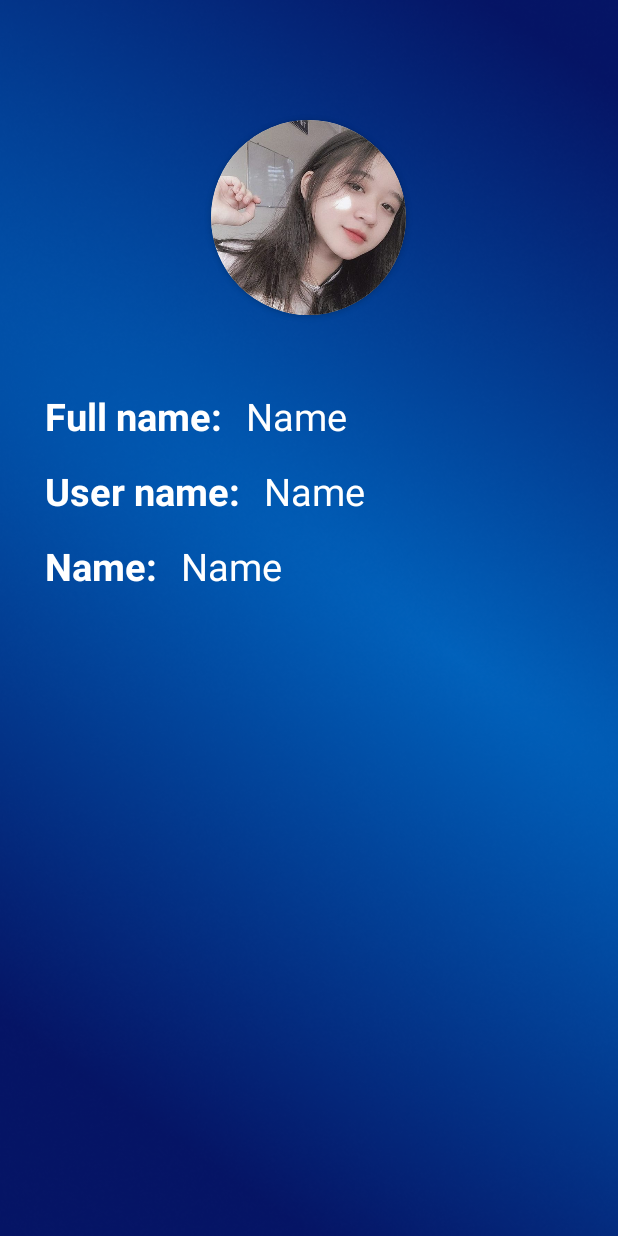
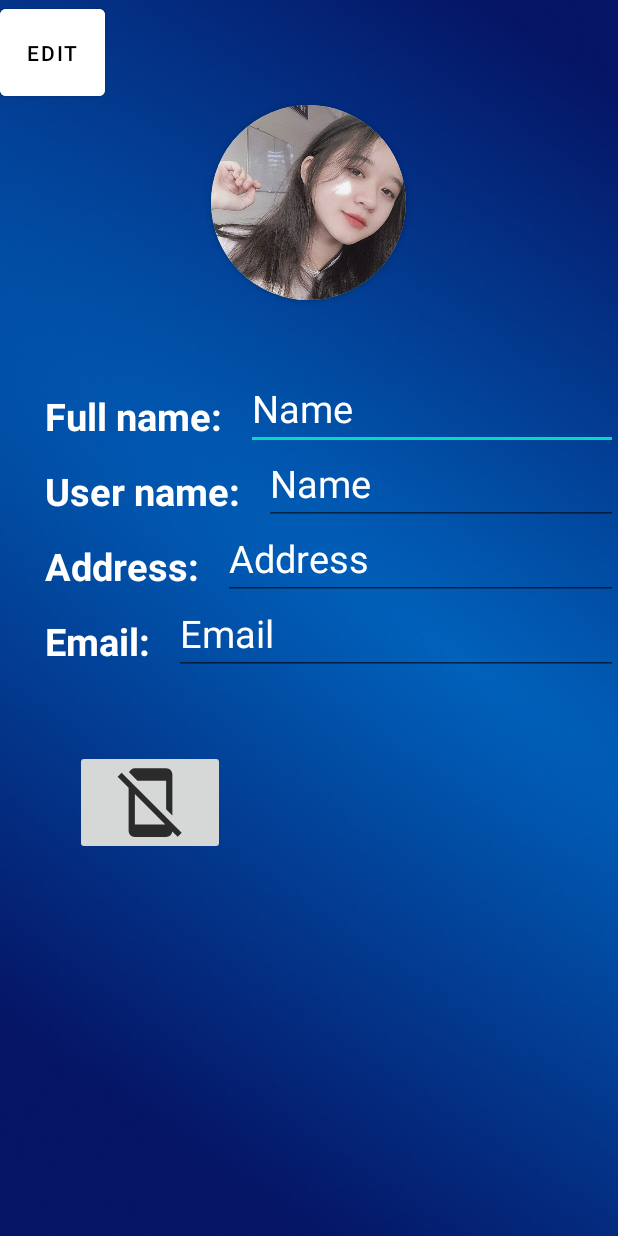
Before and after one commit to thuylinhptit/ChatAppJava, an Android app: the TaiWatchProfile screen opened directly, with no data from a screen before it, on a phone screen of 412 x 824 dp. Run offline under Robolectric (Android 15) with nearby library versions, the phone set to English and light mode, and no system bars; 1 statement that could not run was skipped.

Commit message:
add create room, logout, editprofile

```diff
--- a/app/src/main/java/com/example/testTai/TaiChatSceneActivity.java
+++ b/app/src/main/java/com/example/testTai/TaiChatSceneActivity.java
@@ -105,7 +105,7 @@ public class TaiChatSceneActivity extends AppCompatActivity {
         new Thread(new Runnable() {
             @Override
             public void run() {
-                while (HomeController.getInstance().isRunning()) {
+                while (HomeController.getInstance() != null && HomeController.getInstance().isRunning()) {
 
                     try {
                         Thread.sleep(1000);
--- a/app/src/main/java/com/example/testTai/TaiFriendRequestActivtity.java
+++ b/app/src/main/java/com/example/testTai/TaiFriendRequestActivtity.java
@@ -77,7 +77,7 @@ public class TaiFriendRequestActivtity extends AppCompatActivity implements ICli
         new Thread(new Runnable() {
             @Override
             public void run() {
-                while(HomeController.getInstance().isRunning()) {
+                while(HomeController.getInstance() != null && HomeController.getInstance().isRunning()) {
                     HomeController.getInstance().sendData(new ObjectWrapper(SocketCurrent.instance.getClient().getId(), ConnectionType.GETFRIENDREQUEST));
                     System.out.println("Send Request get all friendRequest");
                     try {
--- a/app/src/main/java/com/example/testTai/TaiFriendScene.java
+++ b/app/src/main/java/com/example/testTai/TaiFriendScene.java
@@ -71,7 +71,7 @@ public class TaiFriendScene extends AppCompatActivity implements IClickItem {
         new Thread(new Runnable() {
             @Override
             public void run() {
-                while (HomeController.getInstance().isRunning()) {
+                while (HomeController.getInstance() != null && HomeController.getInstance().isRunning()) {
                     if (canRequest)
                         HomeController.getInstance().sendData(new ObjectWrapper(SocketCurrent.instance.getClient().getId(), ConnectionType.GETFRIEND));
                     try {
--- a/app/src/main/java/com/example/testTai/TaiWatchProfile.java
+++ b/app/src/main/java/com/example/testTai/TaiWatchProfile.java
@@ -2,10 +2,14 @@ package com.example.testTai;
 
 import androidx.appcompat.app.AppCompatActivity;
 
+import android.app.Activity;
 import android.content.Intent;
 import android.os.Bundle;
 import android.view.View;
+import android.widget.Button;
+import android.widget.EditText;
 import android.widget.ImageButton;
+import android.widget.LinearLayout;
 import android.widget.TextView;
 
 import com.example.chatapp2.R;
@@ -15,12 +19,16 @@ import com.example.controller.SocketCurrent;
 
 import java.io.Serializable;
 
+import model.ConnectionType;
+import model.ObjectWrapper;
 import model.User;
 
 public class TaiWatchProfile extends AppCompatActivity {
 
-    TextView fullname, address, username;
+    EditText fullname, address, username, mail;
     ImageButton logoutBtn;
+    Button edit_accept, edit_decline, editProfile;
+    LinearLayout groupedit;
     @Override
     protected void onCreate(Bundle savedInstanceState) {
         super.onCreate(savedInstanceState);
@@ -30,32 +38,112 @@ public class TaiWatchProfile extends AppCompatActivity {
     }
 
     private void init() {
+
         fullname = findViewById(R.id.profile_fullname_id);
         address = findViewById(R.id.profile_address_id);
         username = findViewById(R.id.profile_username_id);
-//        logoutBtn = findViewById(R.id.profile_logout_btn);
+        mail = findViewById(R.id.profile_email_id);
+
+        username.setClickable(false);
+        fullname.setClickable(false);
+        address.setClickable(false);
+        mail.setClickable(false);
+
+        edit_decline = findViewById(R.id.profile_edit_decline_btn);
+        edit_accept = findViewById(R.id.profile_edit_accept_btn);
+        editProfile = findViewById(R.id.profile_edit_btn);
+        logoutBtn = findViewById(R.id.profile_logout_btn);
+        groupedit = findViewById(R.id.groupEditProfile);
         Intent i = getIntent();
         User u = (User)i.getSerializableExtra("user");
         if (u != null) {
             fullname.setText(u.getFullName());
             address.setText(u.getAddress());
             username.setText(u.getUsername());
+            mail.setText(u.getEmail());
         }
 
-//        if (u.getId() != SocketCurrent.instance.getClient().getId()) {
-//            logoutBtn.setVisibility(View.GONE);
-//        }else {
-//            logoutBtn.setOnClickListener(new View.OnClickListener() {
-//                @Override
-//                public void onClick(View v) {
-//                    Intent i = new Intent(TaiWatchProfile.this, SplashScreen.class);
-//                    HomeController.getInstance().setRunning(false);
-//                    SocketCurrent.instance.logOut();
-//                    startActivity(i);
-//                    finish();
-//                }
-//            });
-//        }
+        if (u.getId() != SocketCurrent.instance.getClient().getId()) {
+            logoutBtn.setVisibility(View.GONE);
+            groupedit.setVisibility(View.GONE);
+            editProfile.setVisibility(View.GONE);
+
+        }else {
+            logoutBtn.setVisibility(View.VISIBLE);
+            groupedit.setVisibility(View.GONE);
+            editProfile.setVisibility(View.VISIBLE);
+            logoutBtn.setOnClickListener(new View.OnClickListener() {
+                @Override
+                public void onClick(View v) {
+                    Intent i = new Intent(TaiWatchProfile.this, SplashScreen.class);
+                    HomeController.getInstance().setRunning(false);
+                    for (ObjectWrapper ob : HomeController.getInstance().getListTaskRunning()) {
+                        if (ob.getData() != null) {
+                            if (ob.getData() instanceof Activity) {
+                                ((Activity)ob.getData()).finish();
+                            }
+                        }
+                    }
+                    HomeController.getInstance().logOut();
+                    SocketCurrent.instance.logOut();
+                    startActivity(i);
+                    finish();
+                }
+            });
+
+            editProfile.setOnClickListener(new View.OnClickListener() {
+                @Override
+                public void onClick(View v) {
+                    logoutBtn.setVisibility(View.GONE);
+                    groupedit.setVisibility(View.VISIBLE);
+                    editProfile.setVisibility(View.GONE);
+                    fullname.setClickable(true);
+                    address.setClickable(true);
+                    mail.setClickable(true);
+                }
+            });
+
+            edit_accept.setOnClickListener(new View.OnClickListener() {
+                @Override
+                public void onClick(View v) {
+                    User u = SocketCurrent.instance.getClient();
+                    u.setFullName(fullname.getText().toString());
+                    u.setAddress(address.getText().toString());
+                    u.setEmail(mail.getText().toString());
+                    SocketCurrent.instance.setClient(u);
+
+                    ObjectWrapper objectWrapper = new ObjectWrapper(u, ConnectionType.EDITPROFILE);
+                    HomeController.getInstance().sendData(objectWrapper);
+                    System.out.println("Send Request Edit Profile");
+                    fullname.setClickable(false);
+                    address.setClickable(false);
+                    mail.setClickable(false);
+                    logoutBtn.setVisibility(View.VISIBLE);
+                    groupedit.setVisibility(View.GONE);
+                    editProfile.setVisibility(View.VISIBLE);
+                }
+            });
+
+            edit_decline.setOnClickListener(new View.OnClickListener() {
+                @Override
+                public void onClick(View v) {
+                    User u = SocketCurrent.instance.getClient();
+
+                    fullname.setText(u.getFullName());
+                    address.setText(u.getAddress());
+                    username.setText(u.getUsername());
+                    mail.setText(u.getEmail());
+
+                    fullname.setClickable(false);
+                    address.setClickable(false);
+                    mail.setClickable(false);
+
+                    logoutBtn.setVisibility(View.VISIBLE);
+                    groupedit.setVisibility(View.GONE);
+                    editProfile.setVisibility(View.VISIBLE);
+                }
+            });
+        }
 
     }
     @Override
--- /dev/null
+++ b/app/src/main/res/drawable/ic_baseline_like.xml
@@ -0,0 +1,5 @@
+<vector android:height="24dp" android:tint="#FFFFFF"
+    android:viewportHeight="24" android:viewportWidth="24"
+    android:width="24dp" xmlns:android="http://schemas.android.com/apk/res/android">
+    <path android:fillColor="@android:color/white" android:pathData="M1,21h4L5,9L1,9v12zM23,10c0,-1.1 -0.9,-2 -2,-2h-6.31l0.95,-4.57 0.03,-0.32c0,-0.41 -0.17,-0.79 -0.44,-1.06L14.17,1 7.59,7.59C7.22,7.95 7,8.45 7,9v10c0,1.1 0.9,2 2,2h9c0.83,0 1.54,-0.5 1.84,-1.22l3.02,-7.05c0.09,-0.23 0.14,-0.47 0.14,-0.73v-2z"/>
+</vector>
--- a/app/src/main/res/layout/activity_tai_watch_profile.xml
+++ b/app/src/main/res/layout/activity_tai_watch_profile.xml
@@ -8,13 +8,23 @@
     android:background="@drawable/background"
     tools:context="com.example.testTai.TaiWatchProfile">
 
+
+    <Button
+        android:layout_width="70dp"
+        android:layout_height="70dp"
+        android:id="@+id/profile_edit_btn"
+        android:text="Edit"
+        android:textColor="@color/black"
+        android:backgroundTint="@color/white"
+        />
         <androidx.cardview.widget.CardView
+            android:layout_below="@+id/profile_edit_btn"
             android:id="@+id/getImage"
             android:layout_width="130dp"
             android:layout_height="130dp"
             android:layout_centerHorizontal="true"
             app:cardCornerRadius="130dp"
-            android:layout_marginTop="80dp"
+            android:layout_marginTop="0dp"
             >
 
             <ImageView
@@ -43,7 +53,7 @@
                 android:textColor="@color/white"
                 android:id="@+id/fullname"/>
 
-            <TextView
+            <EditText
                 android:layout_width="match_parent"
                 android:layout_height="50dp"
                 android:layout_marginLeft="10dp"
@@ -70,17 +80,19 @@
                 android:textColor="@color/white"
                 android:id="@+id/username"/>
 
-            <TextView
+            <EditText
                 android:layout_width="match_parent"
                 android:layout_height="50dp"
                 android:textSize="25dp"
                 android:text="Name"
+                android:editable="false"
                 android:layout_marginLeft="10dp"
                 android:textColor="@color/white"
                 android:id="@+id/profile_username_id"/>
         </LinearLayout>
 
         <LinearLayout
+            android:id="@+id/textAddress"
             android:layout_width="match_parent"
             android:layout_height="wrap_content"
             android:layout_below="@+id/textUsername"
@@ -91,20 +103,79 @@
                 android:layout_width="wrap_content"
                 android:layout_height="50dp"
                 android:textSize="25dp"
-                android:text="Name: "
+                android:text="Address: "
                 android:textStyle="bold"
-                android:textColor="@color/white"
-                android:id="@+id/name"/>
+                android:textColor="@color/white"/>
 
-            <TextView
+            <EditText
                 android:layout_width="match_parent"
                 android:layout_height="50dp"
                 android:textSize="25dp"
-                android:text="Name"
+                android:text="Address"
                 android:layout_marginLeft="10dp"
                 android:textColor="@color/white"
                 android:id="@+id/profile_address_id"/>
+
         </LinearLayout>
+    <LinearLayout
+        android:id="@+id/textEmail"
+        android:layout_width="match_parent"
+        android:layout_height="wrap_content"
+        android:layout_below="@+id/textAddress"
+        android:layout_marginLeft="30dp"
+        android:orientation="horizontal">
+
+        <TextView
+            android:layout_width="wrap_content"
+            android:layout_height="50dp"
+            android:textSize="25dp"
+            android:text="Email: "
+            android:textStyle="bold"
+            android:textColor="@color/white"
+            android:id="@+id/name"/>
+
+        <EditText
+            android:layout_width="match_parent"
+            android:layout_height="50dp"
+            android:textSize="25dp"
+            android:text="Email"
+            android:layout_marginLeft="10dp"
+            android:textColor="@color/white"
+            android:id="@+id/profile_email_id"/>
+    </LinearLayout>
+
+    <ImageButton
+        android:id="@+id/profile_logout_btn"
+        android:src="@drawable/ic_btn_log_out_profile"
+        android:layout_width="100dp"
+        android:layout_height="70dp"
+        android:layout_below="@id/textEmail"
+        android:layout_margin="50dp"
+        />
+
+    <LinearLayout
+        android:visibility="gone"
+        android:id="@+id/groupEditProfile"
+        android:layout_width="match_parent"
+        android:layout_height="wrap_content"
+        android:layout_below="@id/textEmail">
+        <Button
+            android:id="@+id/profile_edit_accept_btn"
+            android:layout_width="100dp"
+            android:text="ACCEPT"
+            android:textColor="@color/white"
+            android:layout_height="70dp"
+            android:layout_margin="50dp"
+            />
+        <Button
+            android:id="@+id/profile_edit_decline_btn"
+            android:layout_width="100dp"
+            android:text="DECLINE"
+            android:textColor="@color/white"
+            android:layout_height="70dp"
+            android:layout_margin="50dp"
+            />
+    </LinearLayout>
 
 
 </RelativeLayout>
```
Also changed, not shown: app/src/main/java/com/example/adapter/UserCreateGroupAdapter.java (+11 -1 lines), app/src/main/java/com/example/chatapp2/ChatScreen.java (+7 -7 lines), app/src/main/java/com/example/controller/HomeController.java (+8 -1 lines), app/libs/ChatAppPackage.jar.
